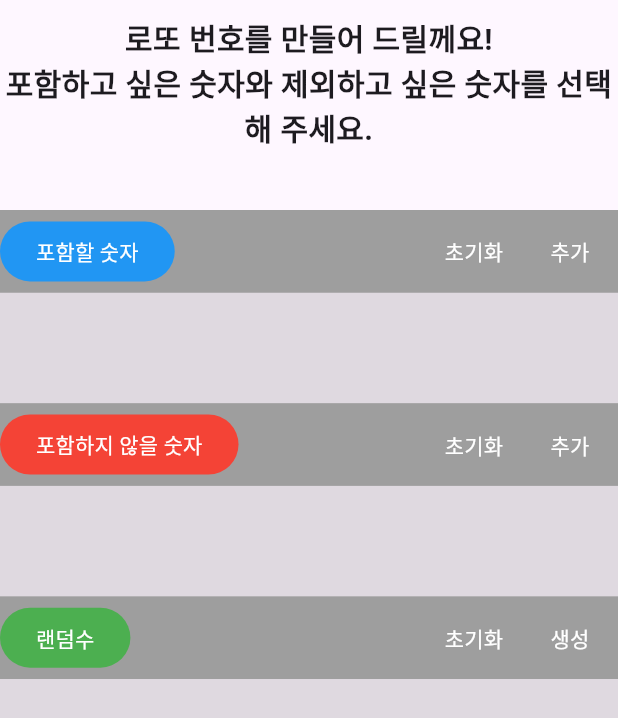
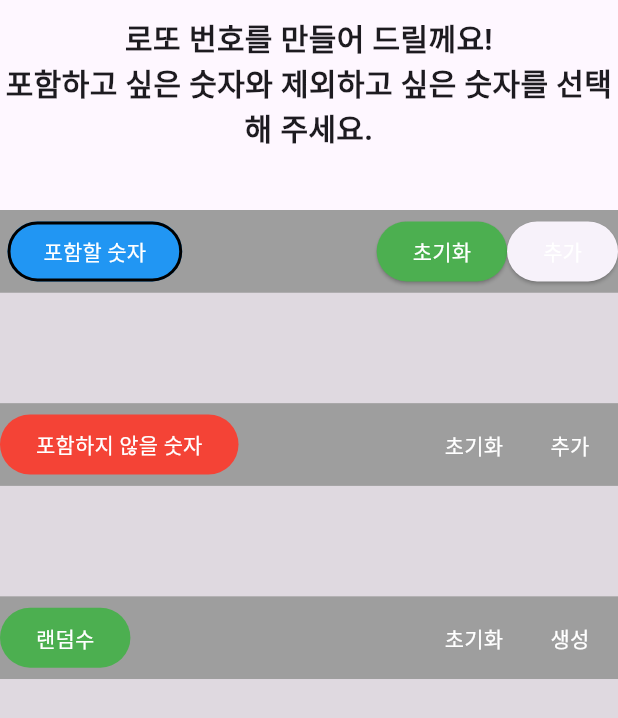
Before and after one commit to hyebinkim00/newlotto, a Flutter app: the RandomPage screen opened by its route, on a phone screen of 412 x 824 dp. Shown: the top 718 px of the screen. Run offline on Flutter 3.47's test engine with Material 3 defaults, Android fonts, the phone set to English and light mode, and no system bars; our stand-ins replace dio, firebase_core, firebase_messaging, flutter_fortune_wheel, flutter_local_notifications, flutter_screenutil and 8 more; missing offline and left inert: cp949_codec, qr_code_scanner, random_text_reveal; accounts and stored records are empty; generated files the repository leaves out were written again; network calls fail.

```diff
--- a/lib/bottom_navi/home/view/home_page.dart
+++ b/lib/bottom_navi/home/view/home_page.dart
@@ -40,6 +40,7 @@ class HomePage extends StatelessWidget {
                       // 맨위 박스 (날짜 + 당첨 번호 + 버튼 2개)
                       WinningNums(controller: controller),
                       Contents(),
+                      // 저장기록 바로가기 추가해야됨
                     ],
                   ),
                 ),
--- a/lib/bottom_navi/home/view/winnignums_home.dart
+++ b/lib/bottom_navi/home/view/winnignums_home.dart
@@ -82,6 +82,7 @@ class WinningNums extends StatelessWidget {
                   backgroundColor: MaterialStateProperty.all<Color>(Colors.orangeAccent),
                 ),
                 onPressed: () {
+                  Get.toNamed(RouteNames.SELF);
                   // Get.toNamed(RouteNames.SELF,
                   //     arguments: {'lastSerial': controller.lastSerial.value});
                 },
--- a/lib/contents/random/view/random_page.dart
+++ b/lib/contents/random/view/random_page.dart
@@ -2,6 +2,7 @@ import 'package:flutter/material.dart';
 import 'package:flutter/services.dart';
 import 'package:flutter/src/widgets/framework.dart';
 import 'package:flutter_screenutil/flutter_screenutil.dart';
+import 'package:fluttertoast/fluttertoast.dart';
 import 'package:get/get.dart';
 import 'package:intl/intl.dart';
 import 'package:newlotto/db/dbhelper.dart';
@@ -38,22 +39,28 @@ class RandomPage extends GetView<RandomController> {
                 child: Row(
                   mainAxisAlignment: MainAxisAlignment.spaceBetween,
                   children: [
-                    FilledButton(
-                      onPressed: () {},
-                      style: ButtonStyle(
-                        backgroundColor:
-                            MaterialStateProperty.all<Color>(Colors.blue),
+                    Padding(
+                      padding: const EdgeInsets.only(left: 5.0),
+                      child: OutlinedButton(
+                        onPressed: () {},
+                        style: OutlinedButton.styleFrom(
+                          backgroundColor: Colors.blue,
+                          side: BorderSide(width: 2.0, color: Colors.black),
+                        ),
+                        child: Text('포함할 숫자',style: TextStyle(color: Colors.white),),
                       ),
-                      child: Text('포함할 숫자'),
                     ),
                     Row(
                       children: [
-                        TextButton(
+                        ElevatedButton(
+                            style: ButtonStyle(
+                              backgroundColor: MaterialStateProperty.all<Color>(Colors.green),
+                            ),
                             onPressed: () {
                               controller.includeList.clear();
                             },
                             child: Text('초기화',style:TextStyle(color: Colors.white) ,)),
-                        TextButton(
+                        ElevatedButton(
                             onPressed: () {
                               // UtilDialog.selectNumbers(true);
                             },
@@ -225,6 +232,8 @@ class RandomPage extends GetView<RandomController> {
                             // 버튼 추가
                             TextButton(
                               onPressed: () async{
+
+                                // Toast 로 알려줄지 Diaglog로 알려줄지
                                 print('SSSSSSS${controller.allRandomNumbers[index].toString()}');
 
                                 DateTime dateTime = DateTime.now();
--- a/lib/qrscan/view/qrscan_page.dart
+++ b/lib/qrscan/view/qrscan_page.dart
@@ -30,12 +30,6 @@ class QrscanPage extends GetView<QrscanController> {
                         cutOutSize: MediaQuery.of(context).size.width * 0.8),
                   )),
               Obx(() => Text('${controller.totalResponse}')),
-
-              TextButton(
-                  onPressed: () {
-                    controller.qrViewController!.pauseCamera();
-                  },
-                  child: Text('결과 보기')),
               Obx(() => Visibility(
                   visible: (controller.totalResponse.value.isNotEmpty),
                   child: TextButton(
--- a/lib/self/controller/self_controller.dart
+++ b/lib/self/controller/self_controller.dart
@@ -101,8 +101,6 @@ class SelfController extends GetxController {
   }
 
   Widget items(int index) {
-    // isSelectedLists.add(List.generate(45, (index) => false).obs); // 새로운 위젯에 대한 isSelected 목록을 추가
-    print('itemssss_${index}');
     return Padding(
       padding: const EdgeInsets.only(right: 8),
       child: Container(
@@ -129,7 +127,8 @@ class SelfController extends GetxController {
                     child: Container(
                       color: Colors.white,
                       child: Center(
-                        child: Text('${index}'),
+                        // index번호 A ~ E
+                        child: Text('${String.fromCharCode(index + 65)}'),
                       ),
                     ),
                   ),
--- a/pubspec.yaml
+++ b/pubspec.yaml
@@ -57,7 +57,8 @@ dependencies:
   # The following adds the Cupertino Icons font to your application.
   # Use with the CupertinoIcons class for iOS style icons.
   cupertino_icons: ^1.0.2
-
+  flutter_localizations:
+    sdk: flutter
 
 
 dev_dependencies:
```
Also changed, not shown: lib/bottom_navi/winnig/view/winning_page.dart (+1 -19 lines), lib/contents/birthday/controller/birthday_controller.dart (+72 -0 lines), lib/contents/birthday/view/birthday_page.dart (+26 -69 lines), lib/main.dart (+9 -0 lines), lib/self/view/input_self.dart (added, +25 -0 lines), lib/self/view/self_page.dart (+13 -46 lines), lib/self/view/serial_self.dart (added, +48 -0 lines).
